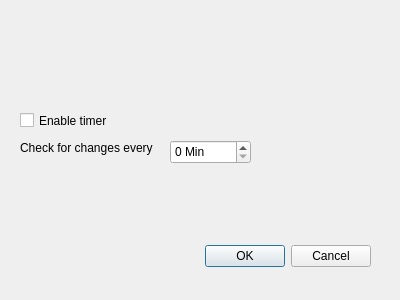
Old version of the form configure.ui in the repository javierllorente/qactus.
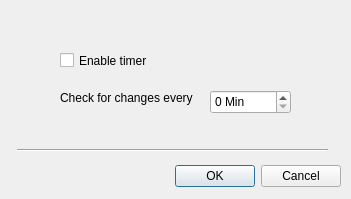
New version of the form. Icons and pictures are not drawn.

Commit message: improve configure dialog

```diff
--- a/configure.ui
+++ b/configure.ui
@@ -9,8 +9,8 @@
    <rect>
     <x>0</x>
     <y>0</y>
-    <width>400</width>
-    <height>300</height>
+    <width>351</width>
+    <height>199</height>
    </rect>
   </property>
   <property name="windowTitle">
@@ -19,9 +19,9 @@
   <widget class="QDialogButtonBox" name="buttonBox">
    <property name="geometry">
     <rect>
-     <x>30</x>
-     <y>240</y>
-     <width>341</width>
+     <x>20</x>
+     <y>160</y>
+     <width>321</width>
      <height>32</height>
     </rect>
    </property>
@@ -35,8 +35,8 @@
   <widget class="QCheckBox" name="checkBox_Timer">
    <property name="geometry">
     <rect>
-     <x>20</x>
-     <y>110</y>
+     <x>60</x>
+     <y>50</y>
      <width>121</width>
      <height>21</height>
     </rect>
@@ -48,8 +48,8 @@
   <widget class="QLabel" name="label">
    <property name="geometry">
     <rect>
-     <x>20</x>
-     <y>140</y>
+     <x>60</x>
+     <y>90</y>
      <width>201</width>
      <height>16</height>
     </rect>
@@ -61,8 +61,8 @@
   <widget class="QSpinBox" name="spinBox">
    <property name="geometry">
     <rect>
-     <x>170</x>
-     <y>140</y>
+     <x>210</x>
+     <y>90</y>
      <width>81</width>
      <height>24</height>
     </rect>
@@ -71,6 +71,35 @@
     <string> Min</string>
    </property>
   </widget>
+  <widget class="QLabel" name="label_2">
+   <property name="geometry">
+    <rect>
+     <x>20</x>
+     <y>20</y>
+     <width>31</width>
+     <height>21</height>
+    </rect>
+   </property>
+   <property name="text">
+    <string/>
+   </property>
+   <property name="pixmap">
+    <pixmap resource="application.qrc">:/icons/chronometer.png</pixmap>
+   </property>
+  </widget>
+  <widget class="Line" name="line">
+   <property name="geometry">
+    <rect>
+     <x>17</x>
+     <y>140</y>
+     <width>311</width>
+     <height>20</height>
+    </rect>
+   </property>
+   <property name="orientation">
+    <enum>Qt::Horizontal</enum>
+   </property>
+  </widget>
  </widget>
  <resources/>
  <connections>
```
Left out of the diff: 4 changed lines with no effect on the pictures.
